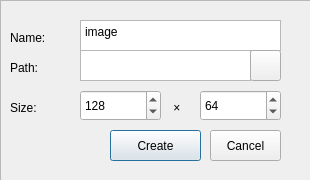
Old version of the form POD2d/createprojectdialog.ui in the repository ilertwo/POD2d.
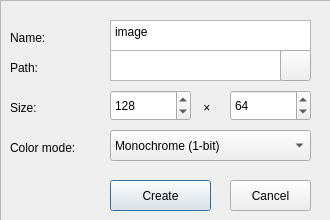
New version of the form.

Commit message: feat(core): add RGB project mode foundation and v2 file format

Patch:
```diff
--- a/POD2d/createprojectdialog.ui
+++ b/POD2d/createprojectdialog.ui
@@ -6,20 +6,20 @@
    <rect>
     <x>0</x>
     <y>0</y>
-    <width>310</width>
-    <height>180</height>
+    <width>330</width>
+    <height>220</height>
    </rect>
   </property>
   <property name="minimumSize">
    <size>
-    <width>310</width>
-    <height>180</height>
+    <width>330</width>
+    <height>220</height>
    </size>
   </property>
   <property name="maximumSize">
    <size>
-    <width>310</width>
-    <height>180</height>
+    <width>330</width>
+    <height>220</height>
    </size>
   </property>
   <property name="windowTitle">
@@ -30,8 +30,8 @@
     <rect>
      <x>0</x>
      <y>0</y>
-     <width>311</width>
-     <height>181</height>
+     <width>331</width>
+     <height>221</height>
     </rect>
    </property>
    <property name="frameShape">
@@ -44,8 +44,8 @@
     <property name="geometry">
      <rect>
       <x>110</x>
-      <y>130</y>
-      <width>91</width>
+      <y>180</y>
+      <width>101</width>
       <height>31</height>
      </rect>
     </property>
@@ -59,9 +59,9 @@
    <widget class="QPushButton" name="btn_Cancel">
     <property name="geometry">
      <rect>
-      <x>210</x>
-      <y>130</y>
-      <width>71</width>
+      <x>230</x>
+      <y>180</y>
+      <width>81</width>
       <height>31</height>
      </rect>
     </property>
@@ -75,7 +75,7 @@
    <widget class="QSpinBox" name="spin_Width">
     <property name="geometry">
      <rect>
-      <x>80</x>
+      <x>110</x>
       <y>90</y>
       <width>81</width>
       <height>31</height>
@@ -110,7 +110,7 @@
    <widget class="QPlainTextEdit" name="input_ProjectName">
     <property name="geometry">
      <rect>
-      <x>80</x>
+      <x>110</x>
       <y>20</y>
       <width>201</width>
       <height>31</height>
@@ -142,7 +142,7 @@
    <widget class="QSpinBox" name="spin_Height">
     <property name="geometry">
      <rect>
-      <x>200</x>
+      <x>230</x>
       <y>90</y>
       <width>81</width>
       <height>31</height>
@@ -164,7 +164,7 @@
    <widget class="QLabel" name="label_6">
     <property name="geometry">
      <rect>
-      <x>170</x>
+      <x>200</x>
       <y>100</y>
       <width>21</width>
       <height>16</height>
@@ -177,7 +177,7 @@
    <widget class="QPlainTextEdit" name="input_Location">
     <property name="geometry">
      <rect>
-      <x>80</x>
+      <x>110</x>
       <y>50</y>
       <width>171</width>
       <height>31</height>
@@ -209,7 +209,7 @@
    <widget class="QPushButton" name="btn_Browse">
     <property name="geometry">
      <rect>
-      <x>250</x>
+      <x>280</x>
       <y>50</y>
       <width>31</width>
       <height>31</height>
@@ -222,6 +222,39 @@
      <string/>
     </property>
    </widget>
+   <widget class="QComboBox" name="cmb_ColorMode">
+    <property name="geometry">
+     <rect>
+      <x>110</x>
+      <y>130</y>
+      <width>201</width>
+      <height>31</height>
+     </rect>
+    </property>
+    <item>
+     <property name="text">
+      <string>Monochrome (1-bit)</string>
+     </property>
+    </item>
+    <item>
+     <property name="text">
+      <string>RGB Color (16/24-bit)</string>
+     </property>
+    </item>
+   </widget>
+   <widget class="QLabel" name="label_8">
+    <property name="geometry">
+     <rect>
+      <x>10</x>
+      <y>140</y>
+      <width>91</width>
+      <height>16</height>
+     </rect>
+    </property>
+    <property name="text">
+     <string>Color mode:</string>
+    </property>
+   </widget>
   </widget>
  </widget>
  <resources/>
```
The commit also changes 5 other files.
